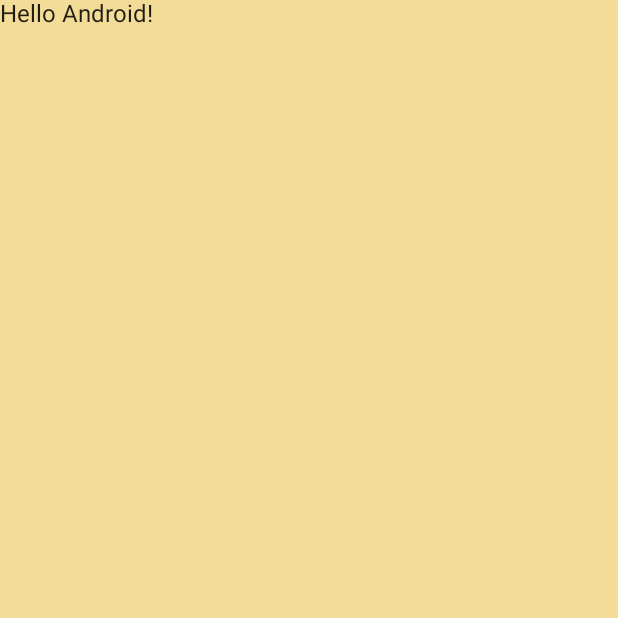
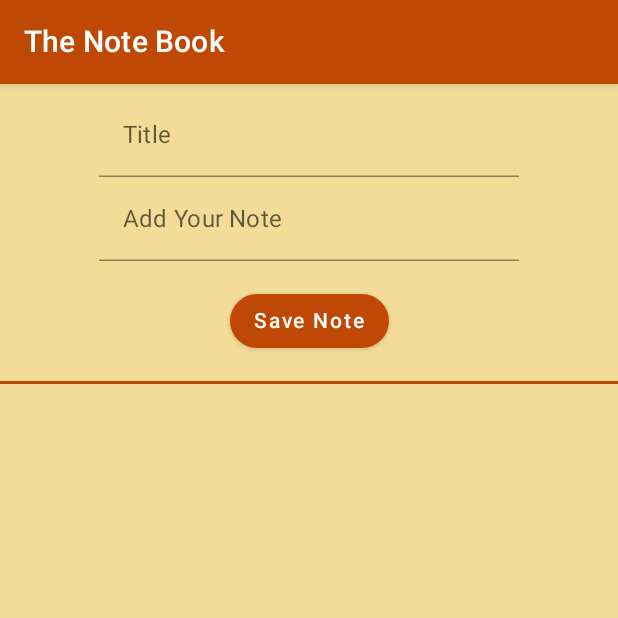
Before and after one commit to JerryApplegarth/TheNoteBook, an Android app built with Jetpack Compose: the screen it shows after launch (MainActivity), on a phone screen of 412 x 824 dp, the top half of it. Before the commit the part shown is almost empty. Run offline under Robolectric (Android 15) with nearby library versions, the phone set to English and light mode, and no system bars.

Commit message:
added text field and button

```diff
--- a/app/src/main/java/com/applegarthapps/MainActivity.kt
+++ b/app/src/main/java/com/applegarthapps/MainActivity.kt
@@ -6,12 +6,10 @@ import androidx.activity.compose.setContent
 import androidx.compose.foundation.layout.fillMaxSize
 import androidx.compose.material.MaterialTheme
 import androidx.compose.material.Surface
-import androidx.compose.material.Text
-import androidx.compose.runtime.Composable
 import androidx.compose.ui.Modifier
-import androidx.compose.ui.tooling.preview.Preview
-import com.applegarthapps.ui.theme.TheNoteBookTheme
-import com.applegarthapps.ui.theme.newBackgroundColor
+import com.applegarthapps.presentation.screens.NoteScreen
+import com.applegarthapps.presentation.ui.theme.TheNoteBookTheme
+import com.applegarthapps.presentation.ui.theme.newBackgroundColor
 
 class MainActivity : ComponentActivity() {
     override fun onCreate(savedInstanceState: Bundle?) {
@@ -23,31 +21,9 @@ class MainActivity : ComponentActivity() {
                     modifier = Modifier.fillMaxSize(),
                     color = MaterialTheme.colors.newBackgroundColor
                 ) {
-                    Greeting("Android")
+                    NoteScreen()
                 }
             }
         }
     }
 }
-
-@Composable
-fun Greeting(name: String) {
-    Text(text = "Hello $name!")
-}
-
-@Preview(
-    showBackground = true,
-    showSystemUi = true
-)
-@Composable
-fun DefaultPreview() {
-    TheNoteBookTheme {
-        // A surface container using the 'background' color from the theme
-        Surface(
-            modifier = Modifier.fillMaxSize(),
-            color = MaterialTheme.colors.newBackgroundColor
-        ) {
-            Greeting("Android")
-        }
-    }
-}
--- /dev/null
+++ b/app/src/main/java/com/applegarthapps/presentation/components/NoteButton.kt
@@ -0,0 +1,29 @@
+package com.applegarthapps.presentation.components
+
+import androidx.compose.foundation.shape.CircleShape
+import androidx.compose.material.Button
+import androidx.compose.material.Text
+import androidx.compose.runtime.Composable
+import androidx.compose.ui.Modifier
+
+@Composable
+fun NoteButton(
+    modifier: Modifier = Modifier,
+    text: String,
+    onClick: () -> Unit,
+    enabled: Boolean = true,
+
+    ) {
+    Button(
+        onClick = {
+            onClick.invoke()
+        },
+        shape = CircleShape,
+        enabled = enabled,
+        modifier = modifier
+    ) {
+        Text(text = text)
+
+    }
+
+}
--- /dev/null
+++ b/app/src/main/java/com/applegarthapps/presentation/components/NoteInputText.kt
@@ -0,0 +1,44 @@
+package com.applegarthapps.presentation.components
+
+import androidx.compose.foundation.text.KeyboardActions
+import androidx.compose.foundation.text.KeyboardOptions
+import androidx.compose.material.*
+import androidx.compose.runtime.Composable
+import androidx.compose.ui.Modifier
+import androidx.compose.ui.graphics.Color
+import androidx.compose.ui.platform.LocalFocusManager
+import androidx.compose.ui.text.input.ImeAction
+
+@Composable
+fun NoteInputText(
+    modifier: Modifier = Modifier,
+    text: String,
+    label: String,
+    maxLine: Int = 1,
+    onTextChange: (String) -> Unit,
+    onImeAction: () -> Unit = {},
+
+    ) {
+    val focusManager = LocalFocusManager.current
+    TextField(
+        value = text,
+        onValueChange = onTextChange,
+        colors = TextFieldDefaults.textFieldColors(
+            backgroundColor = Color.Transparent
+        ),
+        maxLines = maxLine,
+        label = { Text(text = label)},
+        keyboardOptions = KeyboardOptions.Default.copy(
+            imeAction = ImeAction.Done
+        ),
+        keyboardActions = KeyboardActions(
+            onDone = {
+                onImeAction()
+                focusManager.clearFocus()
+
+            }
+        )
+
+    )
+
+}
--- /dev/null
+++ b/app/src/main/java/com/applegarthapps/presentation/screens/NoteScreen.kt
@@ -0,0 +1,92 @@
+package com.applegarthapps.presentation.screens
+
+import androidx.compose.foundation.layout.*
+import androidx.compose.material.*
+import androidx.compose.runtime.*
+import androidx.compose.ui.Alignment
+import androidx.compose.ui.Modifier
+import androidx.compose.ui.res.stringResource
+import androidx.compose.ui.tooling.preview.Preview
+import androidx.compose.ui.unit.dp
+import com.applegarthapps.R
+import com.applegarthapps.presentation.components.NoteButton
+import com.applegarthapps.presentation.components.NoteInputText
+import com.applegarthapps.presentation.ui.theme.TheNoteBookTheme
+import com.applegarthapps.presentation.ui.theme.newBackgroundColor
+
+@Composable
+fun NoteScreen() {
+    var title by remember { mutableStateOf("") }
+    var description by remember { mutableStateOf("") }
+    Column(
+        modifier = Modifier
+            .padding(0.dp)
+    ) {
+        TopAppBar(
+            title = {
+                Text(text = stringResource(id = R.string.app_name))
+            },
+            actions = {
+
+            },
+            backgroundColor = MaterialTheme.colors.primary
+
+        )
+        Column(
+            modifier = Modifier
+                .fillMaxWidth(),
+            horizontalAlignment = Alignment.CenterHorizontally
+        ) {
+            Spacer(modifier = Modifier.height(6.dp))
+            NoteInputText(
+                text = title,
+                label = "Title",
+                onTextChange = { title = it },
+
+
+                )
+            NoteInputText(
+                text = description,
+                label = "Add Your Note",
+                onTextChange = { description = it },
+
+                )
+
+            Spacer(modifier = Modifier.height(16.dp))
+            NoteButton(
+                text = "Save Note",
+                onClick = { /*TODO*/ })
+            Spacer(modifier = Modifier.height(16.dp))
+            Divider(
+                modifier = Modifier
+                    .fillMaxWidth(),
+
+                color = MaterialTheme.colors.primary,
+                thickness = 2.dp
+            )
+
+
+        }
+
+    }
+
+
+}
+
+@Preview(
+    showSystemUi = true,
+    showBackground = true,
+    name = "Note Screen"
+)
+@Composable
+fun NoteScreenPreview() {
+    TheNoteBookTheme {
+        // A surface container using the 'background' color from the theme
+        Surface(
+            modifier = Modifier.fillMaxSize(),
+            color = MaterialTheme.colors.newBackgroundColor
+        ) {
+            NoteScreen()
+        }
+    }
+}
--- a/app/src/main/java/com/applegarthapps/ui/theme/Color.kt
+++ b/app/src/main/java/com/applegarthapps/presentation/ui/theme/Color.kt
@@ -1,4 +1,4 @@
-package com.applegarthapps.ui.theme
+package com.applegarthapps.presentation.ui.theme
 
 import androidx.compose.material.Colors
 import androidx.compose.runtime.Composable
--- a/app/src/main/java/com/applegarthapps/ui/theme/Shape.kt
+++ b/app/src/main/java/com/applegarthapps/presentation/ui/theme/Shape.kt
@@ -1,4 +1,4 @@
-package com.applegarthapps.ui.theme
+package com.applegarthapps.presentation.ui.theme
 
 import androidx.compose.foundation.shape.RoundedCornerShape
 import androidx.compose.material.Shapes
@@ -7,5 +7,6 @@ import androidx.compose.ui.unit.dp
 val Shapes = Shapes(
     small = RoundedCornerShape(4.dp),
     medium = RoundedCornerShape(4.dp),
-    large = RoundedCornerShape(0.dp)
+    large = RoundedCornerShape(12.dp),
+
 )
--- a/app/src/main/java/com/applegarthapps/ui/theme/Theme.kt
+++ b/app/src/main/java/com/applegarthapps/presentation/ui/theme/Theme.kt
@@ -1,4 +1,4 @@
-package com.applegarthapps.ui.theme
+package com.applegarthapps.presentation.ui.theme
 
 import androidx.compose.foundation.isSystemInDarkTheme
 import androidx.compose.material.MaterialTheme
--- a/app/src/main/java/com/applegarthapps/ui/theme/Type.kt
+++ b/app/src/main/java/com/applegarthapps/presentation/ui/theme/Type.kt
@@ -1,4 +1,4 @@
-package com.applegarthapps.ui.theme
+package com.applegarthapps.presentation.ui.theme
 
 import androidx.compose.material.Typography
 import androidx.compose.ui.text.TextStyle
```
